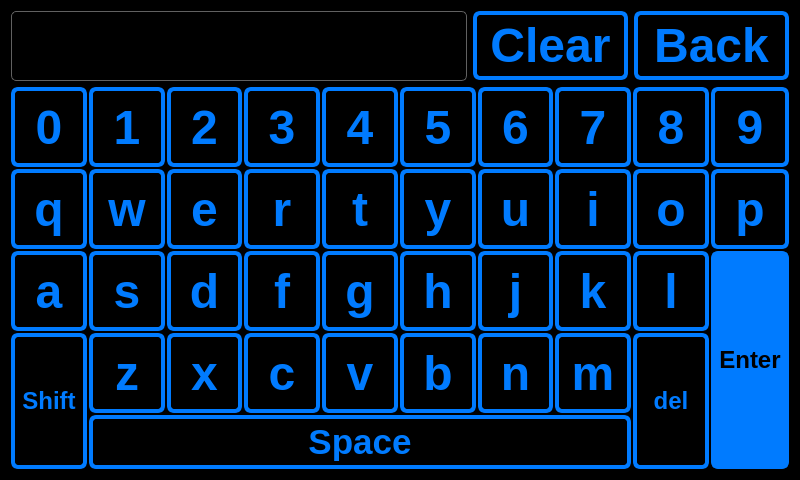
Qt form src/ui_elements/Keyboard.ui (AndreWohnsland/CocktailBerry) before a commit.
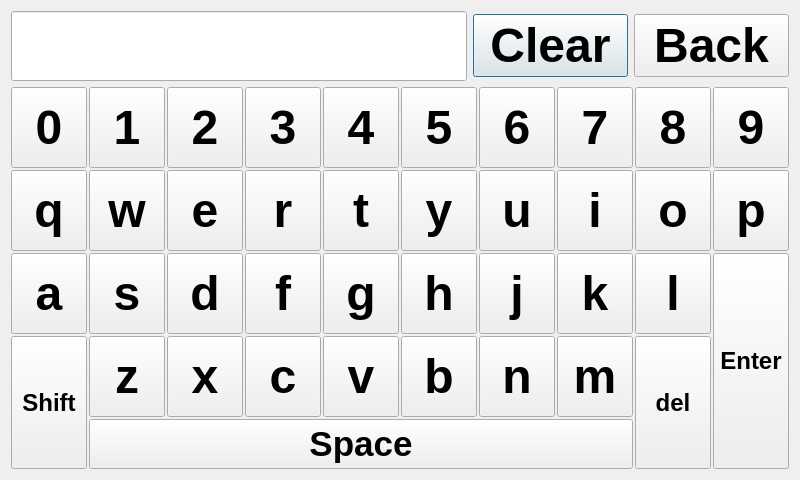
The same form after that commit.

```diff
--- a/src/ui_elements/Keyboard.ui
+++ b/src/ui_elements/Keyboard.ui
@@ -26,66 +26,7 @@
    <string>Zutatenname eingeben</string>
   </property>
   <property name="styleSheet">
-   <string notr="true">QWidget
-{
-	color: rgb(0, 123, 255);	
-	background-color: rgb(0, 0, 0);
-
-}
-
-QPushButton {
-	background-color: rgb(0, 0, 0);
-	color: (0, 123, 255);
-    border-width: 4px;
-	border-color: rgb(0, 123, 255);
-	border-style: solid;
-	border-radius: 7;
-	padding: 3px;
-	padding-left: 5px;
-	padding-right: 5px;
-}
-
-QPushButton:pressed
-{
-	color: rgb(239, 151, 0);	
-	border-color: rgb(239, 151, 0);
-}
-
-QPushButton:checked
-{
-	color: rgb(239, 151, 0);	
-	border-color: rgb(239, 151, 0);
-}
-
-QLineEdit
-{
-	color: (0, 123, 255);
-    padding: 1px;
-    border-style: solid;
-    border: 1px solid rgb(97, 97, 97);
-    border-radius: 5;
-}
-
-#LName {
-	color: rgb(239, 151, 0);
-}
-
-#enterButton {
-	background-color: rgb(0, 123, 255);  
-	color: rgb(0, 0, 0);
-    border-width: 3px;
-	border-color: rgb(0, 123, 255);
-	border-style: solid;
-	border-radius: 7;
-	padding: 3px;
-	padding-left: 5px;
-	padding-right: 5px;
-}
-
-#enterButton:pressed {
-	background-color: rgb(239, 151, 0);	
-	border-color: rgb(239, 151, 0);	
-}</string>
+   <string notr="true"/>
   </property>
   <layout class="QVBoxLayout" name="verticalLayout">
    <item>
```
Left out of the diff: 6 changed lines with no effect on the pictures.
